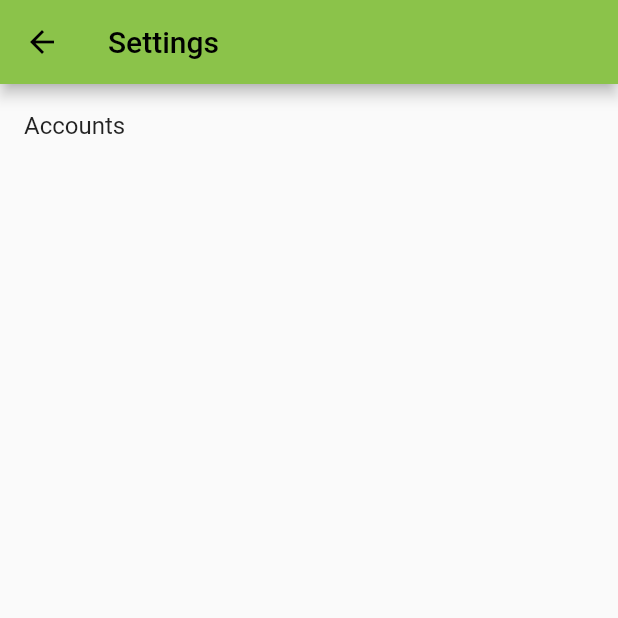
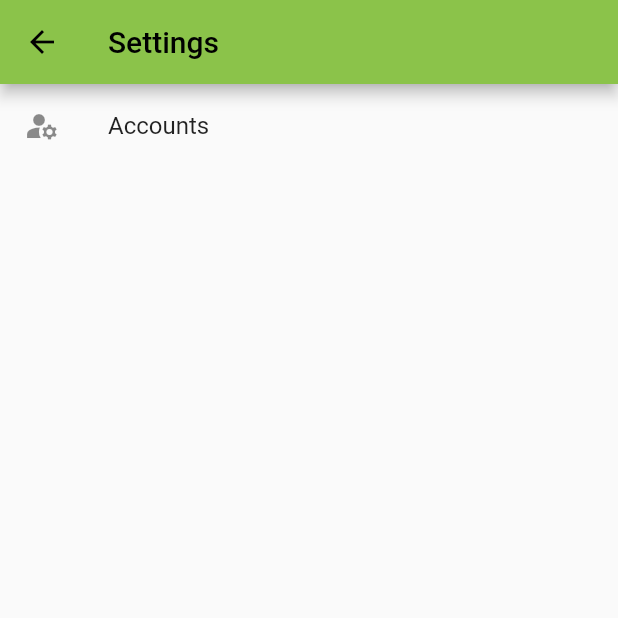
Before and after one commit to kemitix/worknotes, a Flutter app: the AppSettings screen opened by its route, on a phone screen of 412 x 824 dp, the top half of it. Run offline on Flutter 3.47's test engine with Material 2 defaults, Android fonts, the phone set to English and light mode, and no system bars.

Commit message:
AppSettings: add icon to Accounts ListTile

```diff
--- a/lib/settings/app_settings.dart
+++ b/lib/settings/app_settings.dart
@@ -6,7 +6,6 @@ class AppSettings extends StatefulWidget {
 }
 
 class _AppSettingsState extends State<AppSettings> {
-
   void _openAccountsList(BuildContext context) {
     Navigator.pushNamed(context, '/settings/accounts');
   }
@@ -15,10 +14,12 @@ class _AppSettingsState extends State<AppSettings> {
   Widget build(BuildContext context) {
     return Scaffold(
       appBar: AppBar(
-        title: const Text('Settings'),),
+        title: const Text('Settings'),
+      ),
       body: ListView(
         children: [
           ListTile(
+            leading: Icon(Icons.manage_accounts),
             title: const Text('Accounts'),
             onTap: () => _openAccountsList(context),
           )
```
